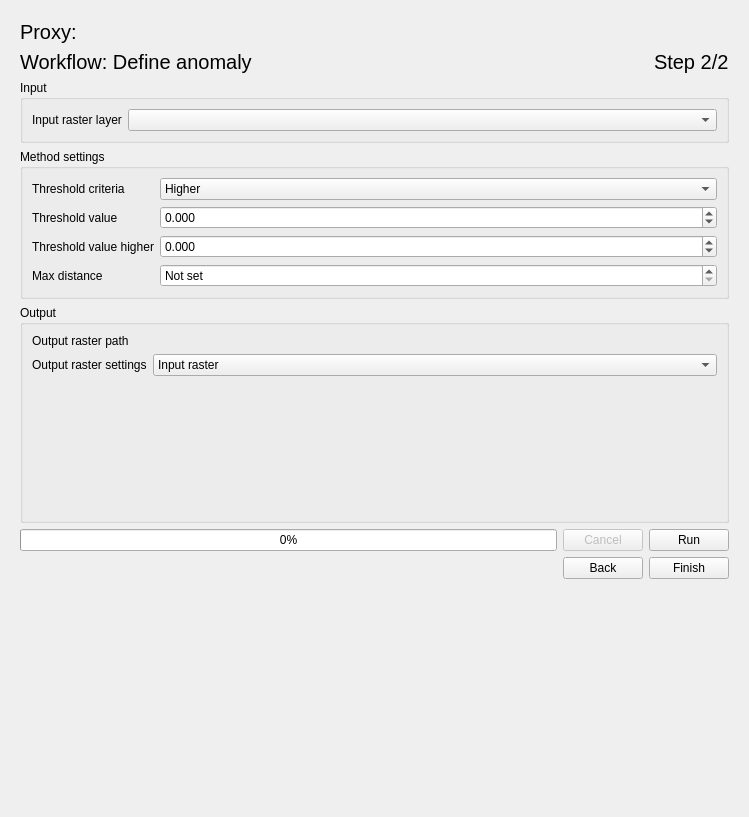
Above: eis_qgis_plugin/resources/ui/mineral_proxies/proxy_workflow4_interpolation_anomaly.ui from GispoCoding/eis_qgis_plugin before the change. Below: the same form after it.
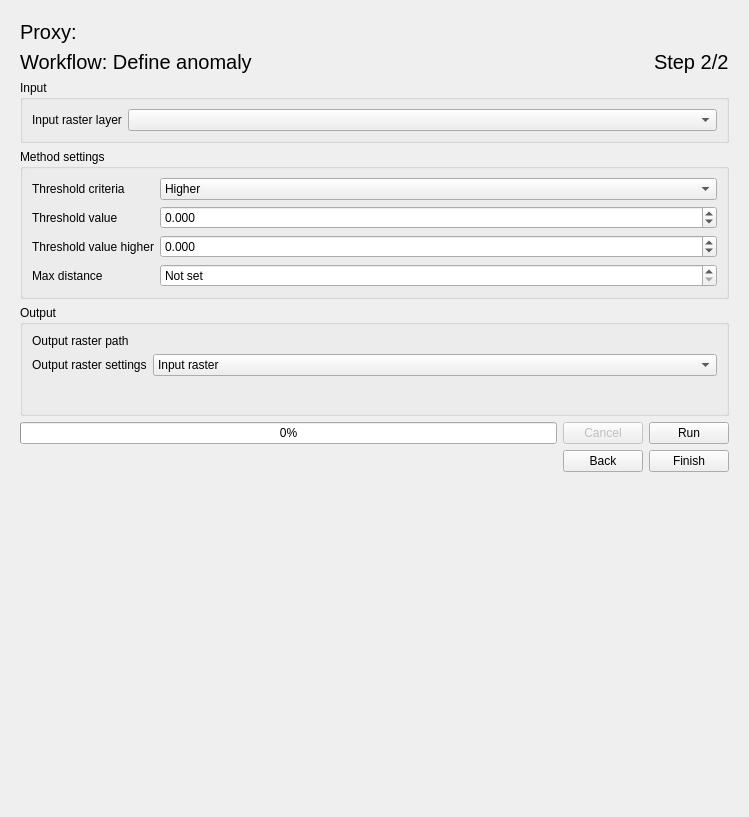
That is the form after the change. The open tabs and pages were chosen to show the change. Custom widgets are drawn as their Qt base class.

Commit message: Fix resizing of output raster settings box

```diff
--- a/eis_qgis_plugin/resources/ui/mineral_proxies/proxy_workflow4_interpolation_anomaly.ui
+++ b/eis_qgis_plugin/resources/ui/mineral_proxies/proxy_workflow4_interpolation_anomaly.ui
@@ -652,6 +652,12 @@
        </item>
        <item>
         <widget class="QGroupBox" name="anomaly_output_box">
+         <property name="maximumSize">
+          <size>
+           <width>16777215</width>
+           <height>111</height>
+          </size>
+         </property>
          <property name="title">
           <string>Output</string>
          </property>
@@ -695,7 +701,7 @@
             <property name="maximumSize">
              <size>
               <width>16777215</width>
-              <height>16777215</height>
+              <height>1</height>
              </size>
             </property>
             <property name="currentIndex">
```
Left out of the diff: 2 changed lines with no effect on the pictures. The commit also changes 1 other file.
